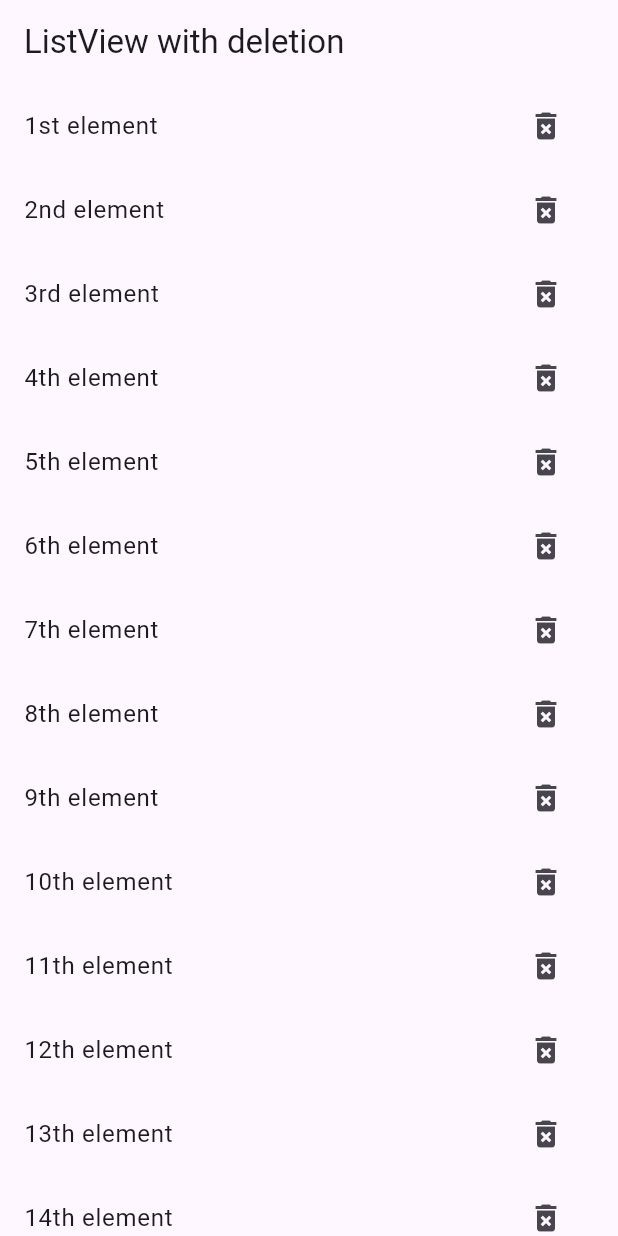
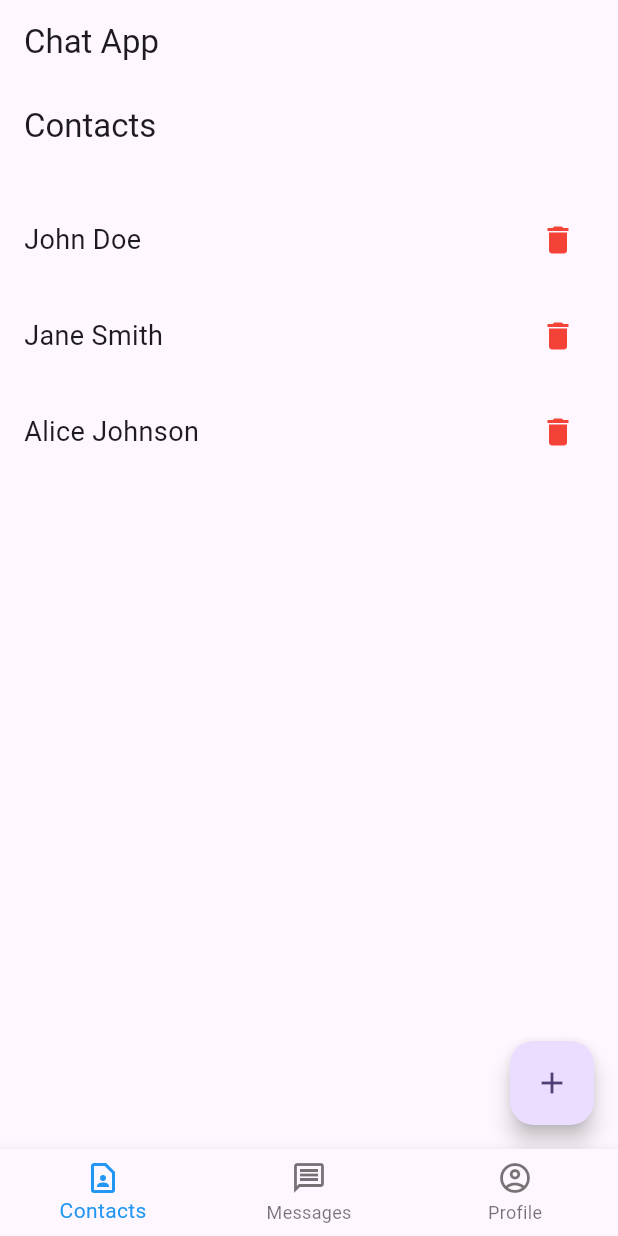
Before and after one commit to echoeszzz/family_chat, a Flutter app: the screen it shows after launch, on a phone screen of 412 x 824 dp. Run offline on Flutter 3.47's test engine with Material 3 defaults, Android fonts, the phone set to English and light mode, and no system bars.

Commit message:
task4 mirea part2 done

```diff
--- /dev/null
+++ b/lib/core/presentation/home_screen.dart
@@ -0,0 +1,56 @@
+import 'package:family_locator/features/chat_list/presenation/chat_list_screen.dart';
+import 'package:family_locator/features/contacts/presentation/contacts_screen.dart';
+import 'package:flutter/material.dart';
+
+import '../../features/profile/presentation/profile_screen.dart';
+
+class HomeScreen extends StatefulWidget {
+  const HomeScreen({super.key});
+
+  @override
+  State<StatefulWidget> createState() => _HomeScreenState();
+}
+
+class _HomeScreenState extends State<HomeScreen> {
+  int _selectedIndex = 0;
+  static final List<Widget> _screens = <Widget>[
+    ContactsScreen(),
+    ChatListScreen(),
+    ProfileScreen(),
+  ];
+
+  void _onItemTapped(int index) {
+    setState(() {
+      _selectedIndex = index;
+    });
+  }
+
+  @override
+  Widget build(BuildContext context) {
+    return Scaffold(
+      appBar: AppBar(
+        title: const Text('Chat App'),
+      ),
+      body: _screens[_selectedIndex],
+      bottomNavigationBar: BottomNavigationBar(
+        items: const <BottomNavigationBarItem>[
+          BottomNavigationBarItem(
+            icon: Icon(Icons.contact_page_outlined),
+            label: 'Contacts',
+          ),
+          BottomNavigationBarItem(
+            icon: Icon(Icons.message_outlined),
+            label: 'Messages',
+          ),
+          BottomNavigationBarItem(
+            icon: Icon(Icons.account_circle_outlined),
+            label: 'Profile',
+          ),
+        ],
+        currentIndex: _selectedIndex,
+        selectedItemColor: Colors.blue,
+        onTap: _onItemTapped,
+      ),
+    );
+  }
+}
--- a/lib/core/presentation/task4_listview.dart
+++ /dev/null
@@ -1,55 +0,0 @@
-import 'package:flutter/cupertino.dart';
-import 'package:flutter/material.dart';
-
-class Task4ListView extends StatefulWidget {
-  const Task4ListView({super.key});
-
-  @override
-  State<StatefulWidget> createState() => _Task4ListViewState();
-}
-
-class _Task4ListViewState extends State<Task4ListView> {
-  List<String> elements = [
-    "1st element",
-    "2nd element",
-    "3rd element",
-    "4th element",
-    "5th element",
-    "6th element",
-    "7th element",
-    "8th element",
-    "9th element",
-    "10th element",
-    "11th element",
-    "12th element",
-    "13th element",
-    "14th element",
-    "15th element",
-    "16th element",
-  ];
-
-  @override
-  Widget build(BuildContext context) {
-    return Scaffold(
-      appBar: AppBar(
-        title: const Text('ListView with deletion'),
-      ),
-      body: ListView.builder(
-        itemCount: elements.length,
-        itemBuilder: (ctx, idx) {
-          return ListTile(
-            key: ValueKey(elements[idx]),
-            title: Text(elements[idx]),
-            trailing: IconButton(
-                onPressed: () {
-                  setState(() {
-                    elements.removeAt(idx);
-                  });
-                },
-                icon: const Icon(Icons.delete_forever)),
-          );
-        },
-      ),
-    );
-  }
-}
--- /dev/null
+++ b/lib/features/chat_list/presenation/chat_card.dart
@@ -0,0 +1,33 @@
+import 'package:family_locator/features/chat/presentation/chat_screen.dart';
+import 'package:family_locator/features/chat_list/data/chat_card_model.dart';
+import 'package:flutter/material.dart';
+
+class ChatCard extends StatelessWidget {
+  final ChatModel chat;
+
+  const ChatCard({super.key, required this.chat});
+
+  @override
+  Widget build(BuildContext context) {
+    return ListTile(
+      leading: CircleAvatar(
+        backgroundImage: NetworkImage(chat.avatarUrl),
+        radius: 30,
+      ),
+      title: Text(
+        chat.name,
+        style: const TextStyle(fontWeight: FontWeight.bold),
+      ),
+      subtitle: Text(chat.lastMessage),
+      trailing: Text(chat.time),
+      onTap: () {
+        Navigator.push(
+          context,
+          MaterialPageRoute(
+            builder: (context) => ChatScreen(chat: chat),
+          ),
+        );
+      },
+    );
+  }
+}
--- /dev/null
+++ b/lib/features/contacts/presentation/contacts_screen.dart
@@ -0,0 +1,71 @@
+import 'package:flutter/cupertino.dart';
+import 'package:flutter/material.dart';
+
+class ContactsScreen extends StatefulWidget {
+  const ContactsScreen({super.key});
+
+  @override
+  State<StatefulWidget> createState() => _ContactsScreenState();
+}
+
+class _ContactsScreenState extends State<ContactsScreen> {
+
+  List<String> contacts = ['John Doe', 'Jane Smith', 'Alice Johnson'];
+
+  void _addNewContact() {
+    setState(() {
+      contacts.add('New Friend ${contacts.length + 1}');
+    });
+  }
+
+  void _removeContact(int index) {
+    setState(() {
+      contacts.removeAt(index);
+    });
+  }
+
+  @override
+  Widget build(BuildContext context) {
+    return Scaffold(
+      appBar: AppBar(
+        title: const Text('Contacts'),
+      ),
+      body: Padding(
+        padding: const EdgeInsets.all(16.0),
+        child: Column(
+          children: [
+            Expanded(
+              child: ListView.builder(
+                itemCount: contacts.length,
+                itemBuilder: (context, index) {
+                  return Padding(
+                    padding: const EdgeInsets.symmetric(vertical: 8.0),
+                    child: Row(
+                      mainAxisAlignment: MainAxisAlignment.spaceBetween,
+                      children: [
+                        Text(
+                          contacts[index],
+                          style: const TextStyle(fontSize: 18),
+                        ),
+                        IconButton(
+                          icon: const Icon(Icons.delete, color: Colors.red),
+                          onPressed: () {
+                            _removeContact(index);
+                          },
+                        ),
+                      ],
+                    ),
+                  );
+                },
+              ),
+            ),
+          ],
+        ),
+      ),
+      floatingActionButton: FloatingActionButton(
+        onPressed: _addNewContact,
+        child: const Icon(Icons.add),
+      ),
+    );
+  }
+}
--- a/lib/main.dart
+++ b/lib/main.dart
@@ -1,4 +1,4 @@
-import 'package:family_locator/core/presentation/task4_listview.dart';
+import 'package:family_locator/core/presentation/home_screen.dart';
 import 'package:flutter/material.dart';
 
 void main() {
@@ -17,8 +17,7 @@ class MyApp extends StatelessWidget {
         colorScheme: ColorScheme.fromSeed(seedColor: Colors.deepPurple),
         useMaterial3: true,
       ),
-      //home: ProfileScreen(),
-      home: const Task4ListView(),
+      home: const HomeScreen(),
     );
   }
 }
```
Also changed, not shown: lib/features/chat/presentation/chat_screen.dart (added, +111 -0 lines), lib/features/chat_list/data/chat_card_model.dart (added, +13 -0 lines), lib/features/chat_list/presenation/chat_list_screen.dart (added, +99 -0 lines).
